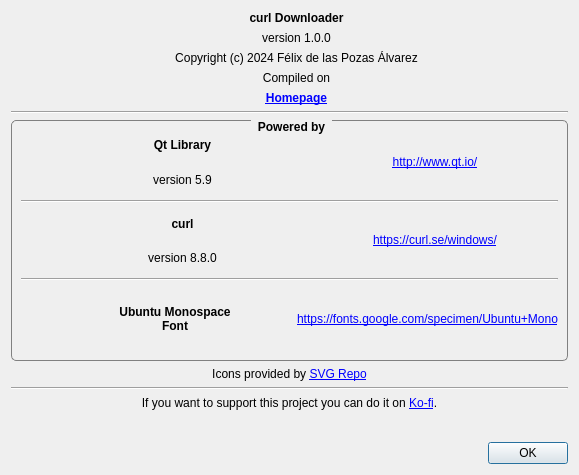
The window that AboutDialog.ui (FelixdelasPozas/curl-Downloader) describes before a commit, drawn with Qt 5.
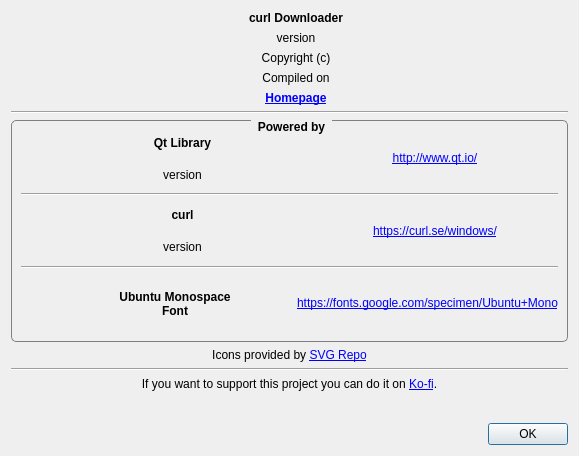
The same window after the commit. Icons and pictures are not drawn. Custom widgets are drawn as their Qt base class.

Commit message: Added curl exit code description in process console. Bump to version 1.5.

Patch:
```diff
--- a/AboutDialog.ui
+++ b/AboutDialog.ui
@@ -7,19 +7,19 @@
     <x>0</x>
     <y>0</y>
     <width>579</width>
-    <height>475</height>
+    <height>456</height>
    </rect>
   </property>
   <property name="minimumSize">
    <size>
     <width>579</width>
-    <height>475</height>
+    <height>456</height>
    </size>
   </property>
   <property name="maximumSize">
    <size>
     <width>579</width>
-    <height>475</height>
+    <height>456</height>
    </size>
   </property>
   <property name="windowTitle">
@@ -89,7 +89,7 @@
          <item>
           <widget class="QLabel" name="m_version">
            <property name="text">
-            <string>version 1.0.0</string>
+            <string>version</string>
            </property>
            <property name="alignment">
             <set>Qt::AlignmentFlag::AlignCenter</set>
@@ -99,7 +99,7 @@
          <item>
           <widget class="QLabel" name="m_copy">
            <property name="text">
-            <string>Copyright (c) 2024 Félix de las Pozas Álvarez</string>
+            <string>Copyright (c)</string>
            </property>
            <property name="alignment">
             <set>Qt::AlignmentFlag::AlignCenter</set>
@@ -245,7 +245,7 @@
             <item>
              <widget class="QLabel" name="m_qtVersion">
               <property name="text">
-               <string>version 5.9</string>
+               <string>version</string>
               </property>
               <property name="alignment">
                <set>Qt::AlignmentFlag::AlignCenter</set>
@@ -326,7 +326,7 @@
             <item>
              <widget class="QLabel" name="m_curlVersion">
               <property name="text">
-               <string>version 8.8.0</string>
+               <string>version</string>
               </property>
               <property name="alignment">
                <set>Qt::AlignmentFlag::AlignCenter</set>
```
The commit also changes 8 other files.
